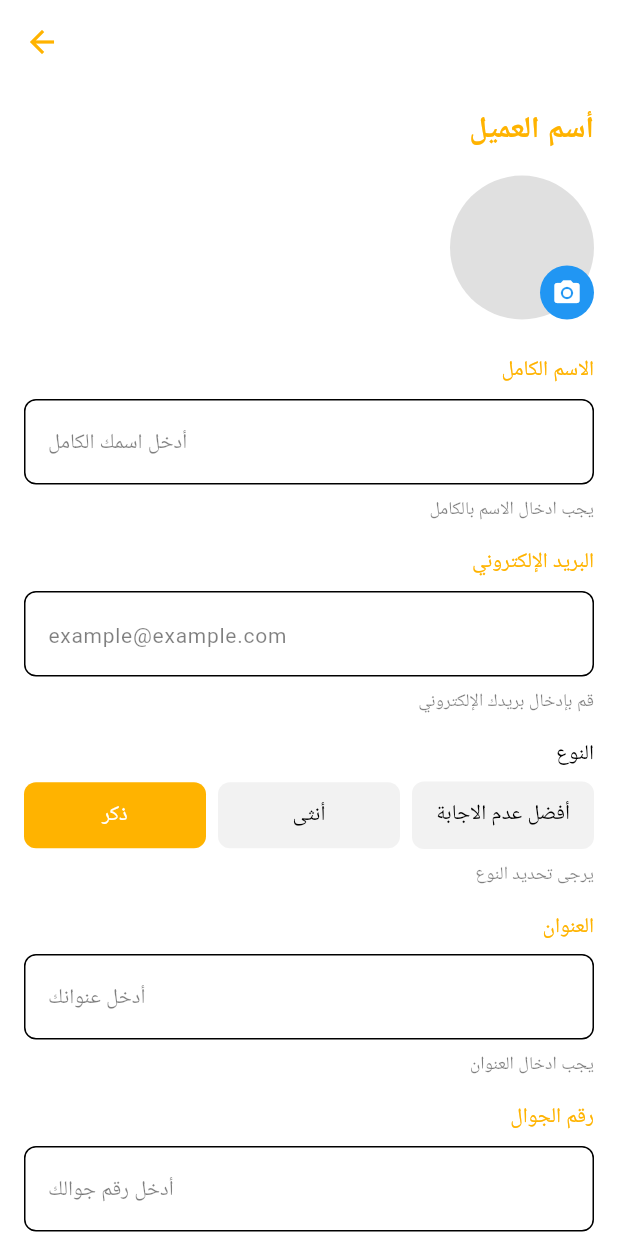
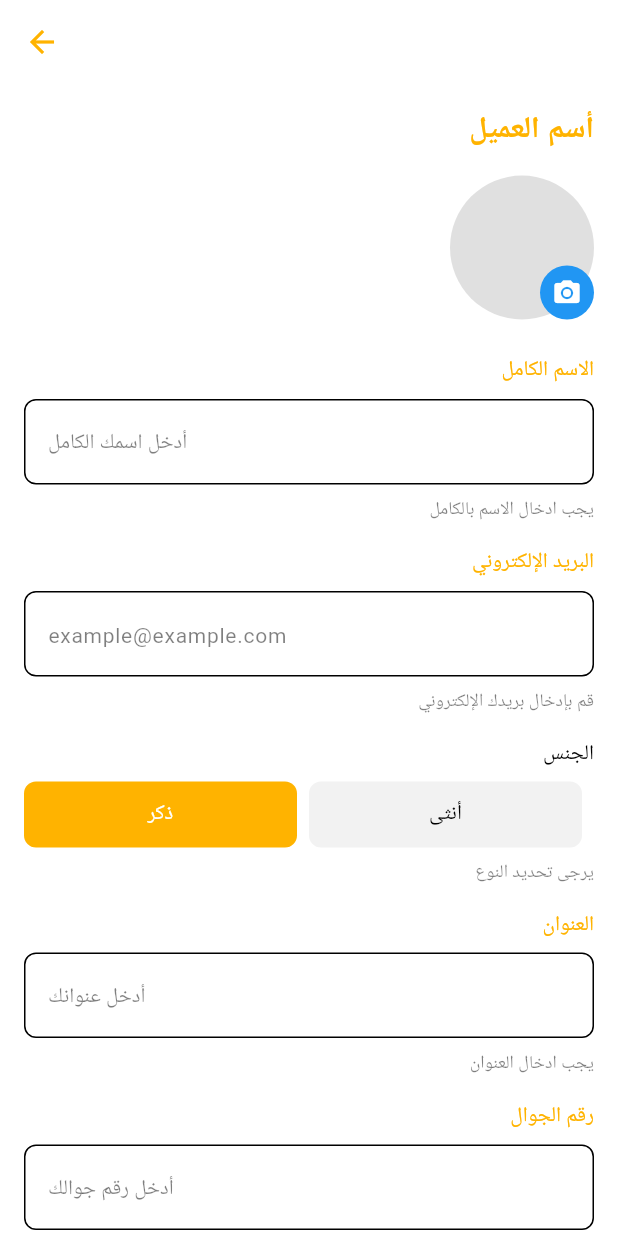
Before and after one commit to Saja-gfl/Darb, a Flutter app: the UserProfilePage screen opened by its route, on a phone screen of 412 x 824 dp. Run offline on Flutter 3.47's test engine with Material 3 defaults, Android fonts, the phone set to English and light mode, and no system bars; our stand-ins replace cached_network_image, cloud_firestore, firebase_auth, firebase_core, flutter_chat_ui, flutter_rating_bar and 5 more; accounts and stored records are empty.

Commit message:
تحديد خيار ذكر او انثى فقط

```diff
--- a/lib/Screens/UserProfilePage.dart
+++ b/lib/Screens/UserProfilePage.dart
@@ -4,7 +4,6 @@ import 'package:provider/provider.dart';
 import 'package:firebase_auth/firebase_auth.dart';
 import 'package:cloud_firestore/cloud_firestore.dart';
 import 'package:rem_s_appliceation9/services/UserProvider.dart';
-
 
 class UserProfilePage extends StatefulWidget {
   const UserProfilePage({super.key});
@@ -35,7 +34,6 @@ class _UserProfilePageState extends State<UserProfilePage> {
       addressController.text = userProvider.location ?? '';
       phoneController.text = userProvider.phoneNumber ?? '';
       selectedGender = userProvider.Gender ?? 'ذكر';
-
     });
   }
 
@@ -59,7 +57,10 @@ class _UserProfilePageState extends State<UserProfilePage> {
 
     try {
       // Update Firestore
-      await FirebaseFirestore.instance.collection('userdata').doc(user.uid).update({
+      await FirebaseFirestore.instance
+          .collection('userdata')
+          .doc(user.uid)
+          .update({
         'name': nameController.text,
         'email': emailController.text,
         'address': addressController.text,
@@ -74,8 +75,6 @@ class _UserProfilePageState extends State<UserProfilePage> {
       userProvider.setLocation(addressController.text);
       userProvider.setPhoneNumber(phoneController.text);
 
-
-
       showToast(message: "تم حفظ البيانات بنجاح");
     } catch (e) {
       print("خطأ في حفظ بيانات المستخدم: $e");
@@ -88,9 +87,6 @@ class _UserProfilePageState extends State<UserProfilePage> {
       SnackBar(content: Text(message)),
     );
   }
-
-
-
 
   @override
   Widget build(BuildContext context) {
@@ -268,7 +264,7 @@ class _UserProfilePageState extends State<UserProfilePage> {
       crossAxisAlignment: CrossAxisAlignment.end,
       children: [
         Text(
-          "النوع",
+          "الجنس",
           style: TextStyle(
             color: Colors.black,
             fontSize: 14,
@@ -287,10 +283,6 @@ class _UserProfilePageState extends State<UserProfilePage> {
               child: _buildGenderButton("أنثى", selectedGender == "أنثى"),
             ),
             const SizedBox(width: 8),
-            Expanded(
-              child: _buildGenderButton(
-                  "أفضل عدم الاجابة", selectedGender == "أفضل عدم الاجابة"),
-            ),
           ],
         ),
         const SizedBox(height: 8),
```
Lines whose indentation alone changed are shown as unchanged.
